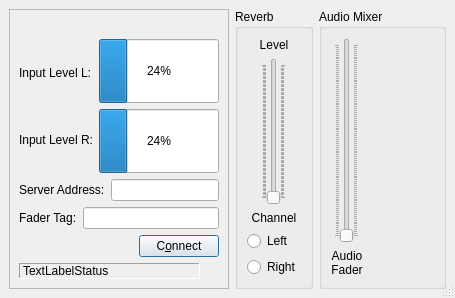
The window that src/llconclientdlgbase.ui (jamulussoftware/jamulus) describes before a commit, drawn with Qt 5.
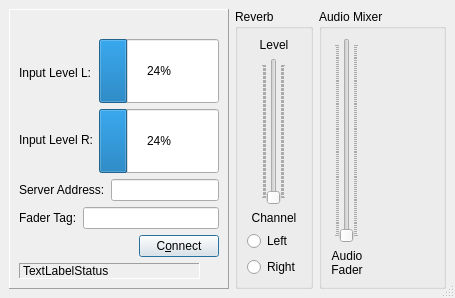
The same window after the commit. Icons and pictures are not drawn. Custom widgets are drawn as their Qt base class.

Commit message: added window icons

Diff of the .ui file:
```diff
--- a/src/llconclientdlgbase.ui
+++ b/src/llconclientdlgbase.ui
@@ -28,7 +28,7 @@
    <item>
     <widget class="QFrame" name="FrameMain" >
      <property name="frameShape" >
-      <enum>QFrame::StyledPanel</enum>
+      <enum>QFrame::Panel</enum>
      </property>
      <property name="frameShadow" >
       <enum>QFrame::Raised</enum>
```
Left out of the diff: 2 changed lines with no effect on the pictures. The commit also changes 5 other files.
